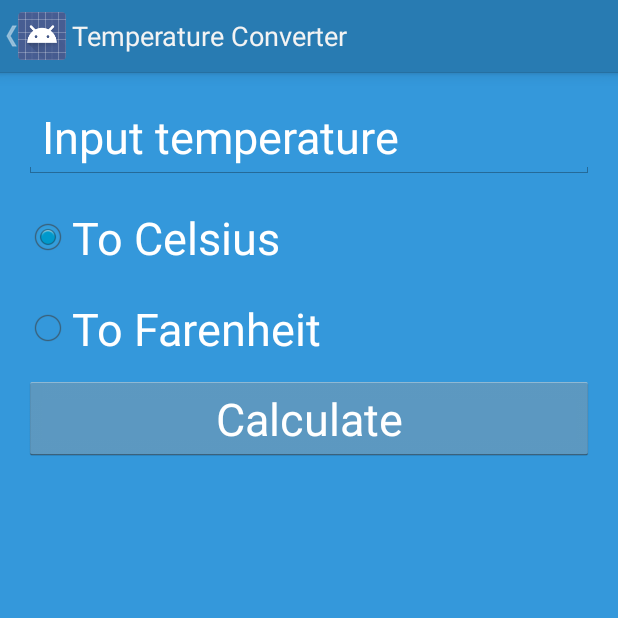
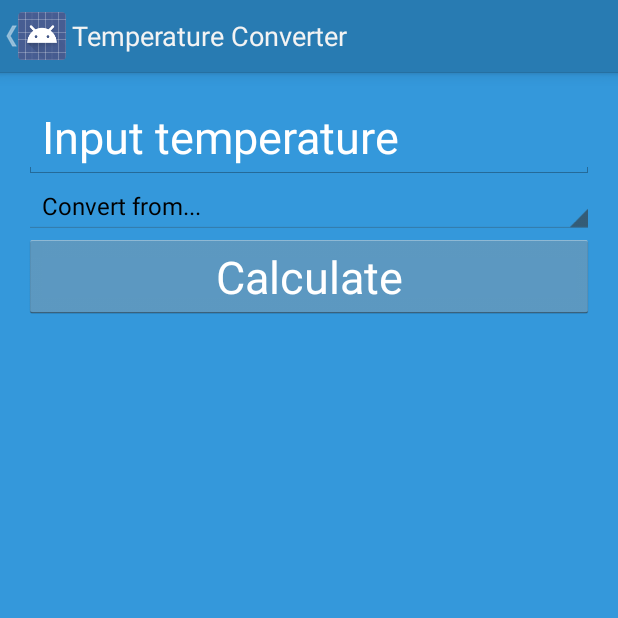
Before and after one commit to edm-ar/funverter-android, an Android app: the TemperatureConverterActivity screen opened directly, with no data from a screen before it, on a phone screen of 412 x 824 dp, the top half of it. Run offline under Robolectric (Android 15) with nearby library versions, the phone set to English and light mode, and no system bars; 2 statements that could not run were skipped.

Commit message:
Removed radio layout from distance layout. Changed temperature layout. Added temperature units to strings.

```diff
--- a/app/src/main/res/layout/activity_temperature_converter.xml
+++ b/app/src/main/res/layout/activity_temperature_converter.xml
@@ -34,33 +34,24 @@
             android:textIsSelectable="true"
             android:textSize="30dp" />
 
-        <RadioGroup
+        <LinearLayout
+            android:id="@+id/spinnersContainer"
+            android:orientation="vertical"
             android:layout_width="fill_parent"
             android:layout_height="wrap_content"
-            android:layout_below="@+id/textInput"
+            android:layout_alignParentTop="true"
             android:layout_alignParentLeft="true"
-            android:layout_alignParentStart="true"
-            android:layout_marginTop="10dp"
-            android:id="@+id/radioGroup"
-            android:weightSum="1">
+            android:layout_alignParentStart="true">
 
-            <RadioButton
-                android:layout_width="318dp"
-                android:layout_height="58dp"
-                android:text="To Celsius"
-                android:id="@+id/celsiusRadioBtn"
-                android:checked="true"
-                android:textColor="#FFFFFF"
-                android:textSize="30dp" />
-
-            <RadioButton
-                android:layout_width="wrap_content"
-                android:layout_height="63dp"
-                android:text="To Farenheit"
-                android:id="@+id/farenheitRadioBtn"
-                android:checked="false"
-                android:textColor="#FFFFFF"
-                android:textSize="30dp" />
+            <Spinner
+                android:layout_width="match_parent"
+                android:layout_height="wrap_content"
+                android:id="@+id/fromSpinner"
+                android:layout_gravity="center_horizontal"
+                android:spinnerMode="dialog"
+                android:entries="@array/temperature_units"
+                android:prompt="@string/from_prompt" />
+        </LinearLayout>
 
             <Button
                 android:layout_width="match_parent"
@@ -73,7 +64,6 @@
                 android:layout_alignParentStart="true"
                 android:layout_gravity="center_horizontal"
                 android:textSize="30dp" />
-        </RadioGroup>
 
         <TextView
             android:layout_width="wrap_content"
--- a/app/src/main/res/values/strings.xml
+++ b/app/src/main/res/values/strings.xml
@@ -65,6 +65,15 @@
         <item>Miles</item>
         <item>Kilometers</item>
     </string-array>
+    <!-- temperature unit list -->
+    <string-array name="temperature_units">
+        <item>Convert from...</item>
+        <item>Fahrenheit</item>
+        <item>Celsius</item>
+        <item>Kelvin</item>
+        <item>Rankine</item>
+        <item>Reaumur</item>
+    </string-array>
 
     <!-- Ids -->
     <item name="toSpinner" type="id"/>
```
Also changed, not shown: app/src/main/AndroidManifest.xml (+13 -13 lines), app/src/main/res/layout/activity_distance_converter.xml (+0 -11 lines).
